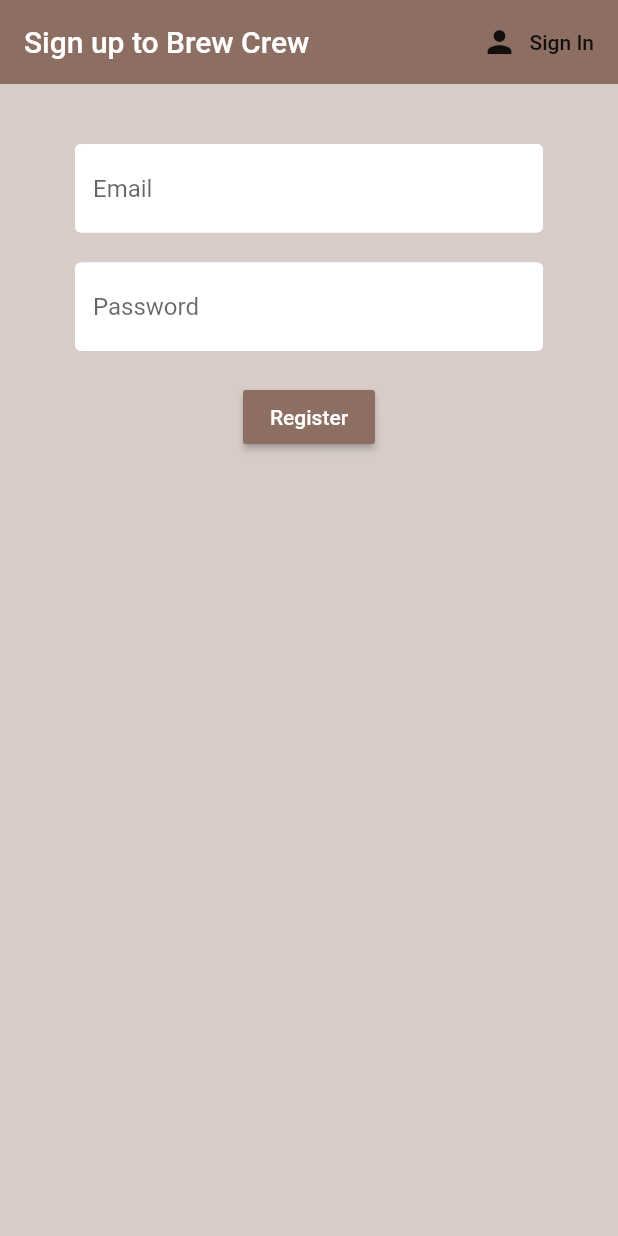
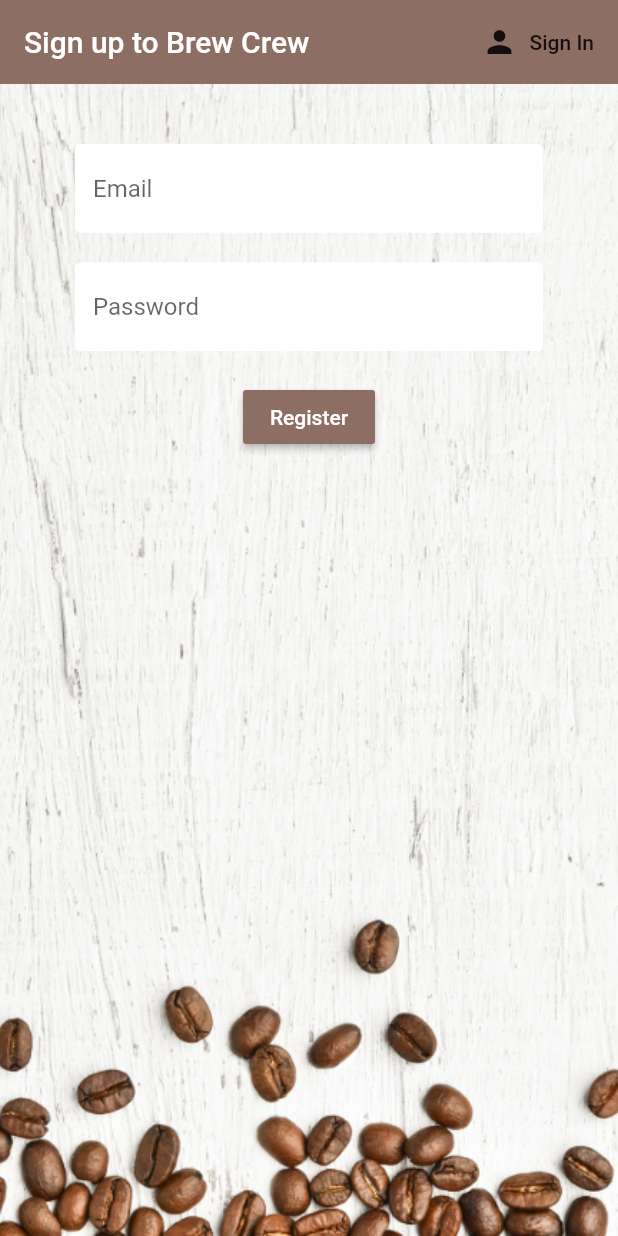
Before and after one commit to J-DK/flutter_firebase, a Flutter app: the screen it shows after launch, after a tap on "Sign In", after a tap on "Register", on a phone screen of 412 x 824 dp. Run offline on Flutter 3.47's test engine with Material 2 defaults, Android fonts, the phone set to English and light mode, and no system bars; our stand-ins replace cloud_firestore, firebase_auth, firebase_core, flutter_spinkit; accounts and stored records are empty.

Commit message:
refactor: added the background images for sign in and register screens

```diff
--- a/lib/screens/authenticate/register.dart
+++ b/lib/screens/authenticate/register.dart
@@ -43,6 +43,12 @@ class _RegisterState extends State<Register> {
       ),
       body: Container(
           padding: EdgeInsets.symmetric(vertical: 20, horizontal: 50),
+          decoration: BoxDecoration(
+              image: DecorationImage(
+                  image: AssetImage('assets/coffee_bg.png'),
+                  fit: BoxFit.cover
+              )
+          ),
           child: Form(
             key: _formKey,
             child: Column(
--- a/lib/screens/authenticate/sign_in.dart
+++ b/lib/screens/authenticate/sign_in.dart
@@ -44,6 +44,12 @@ class _SignInState extends State<SignIn> {
       ),
       body: Container(
         padding: EdgeInsets.symmetric(vertical: 20, horizontal: 50),
+        decoration: BoxDecoration(
+            image: DecorationImage(
+                image: AssetImage('assets/coffee_bg.png'),
+                fit: BoxFit.cover
+            )
+        ),
         child: Form(
           key: _formKey,
           child: Column(
```
